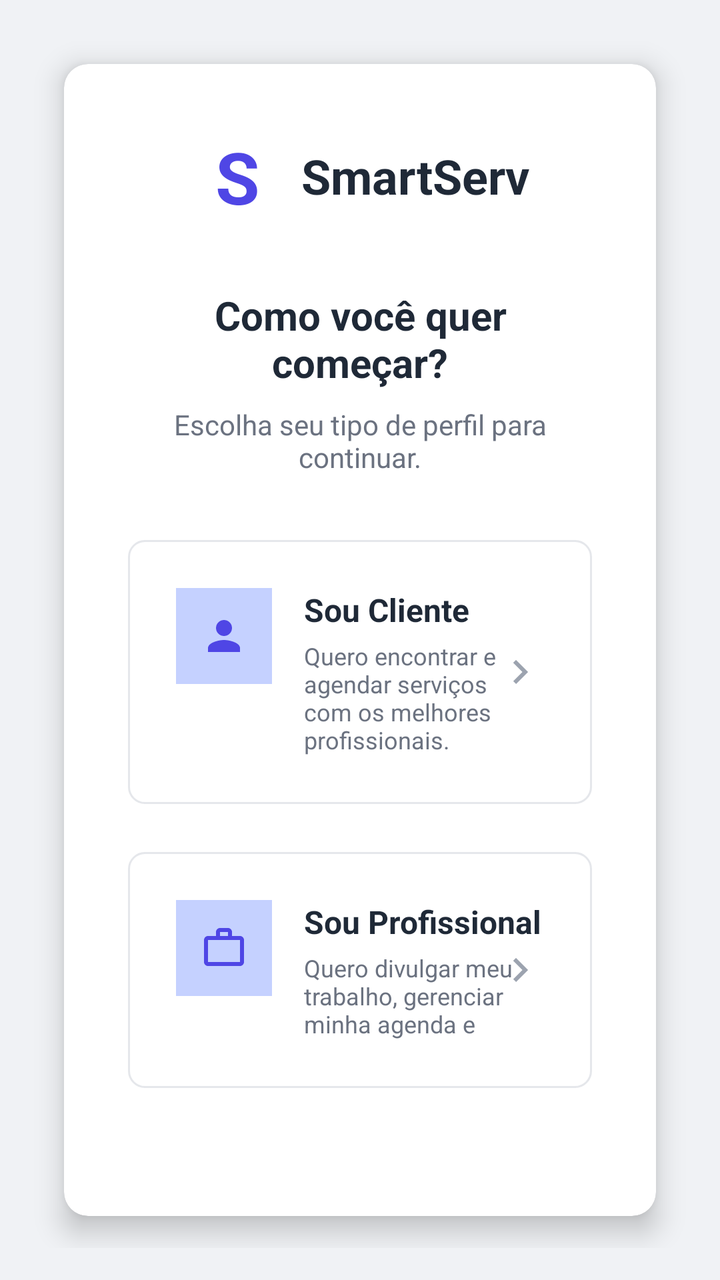
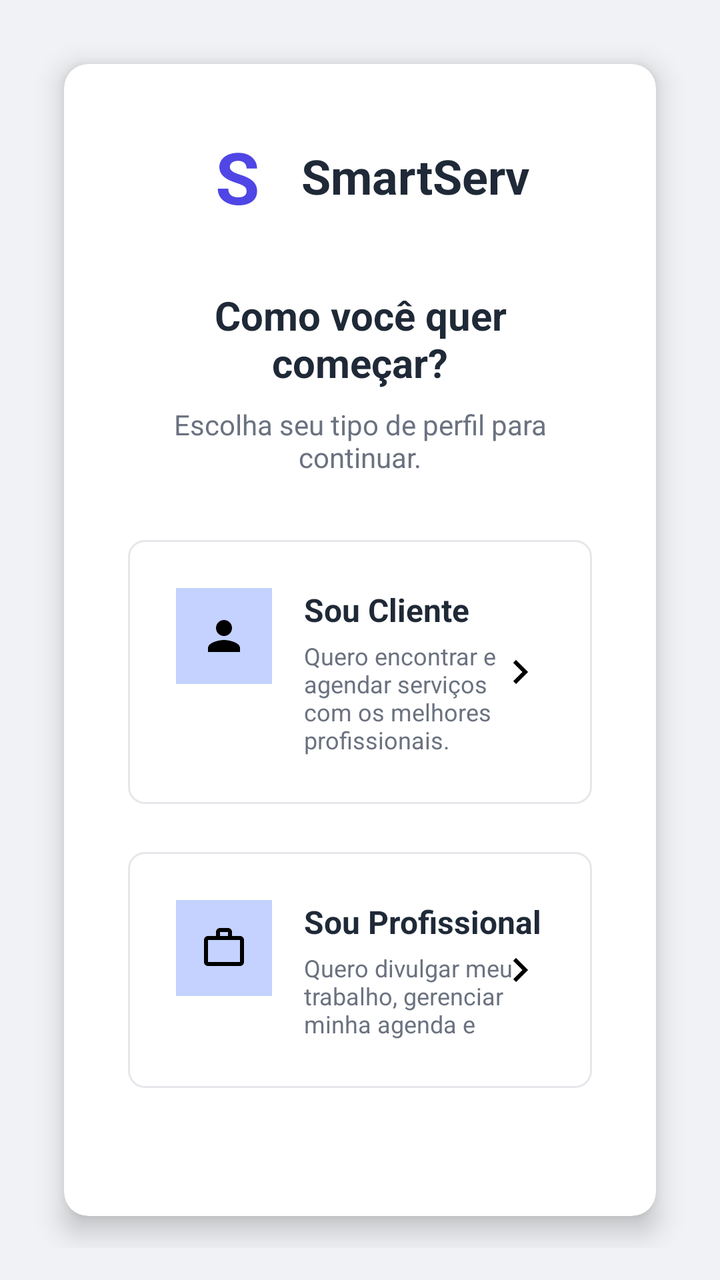

Two renders of the same Android screen: before a commit and after it. Below are the layout's source before the change and the commit's diff.
<!-- AndroidManifest.xml: application theme Theme.SmartApp -->
<!-- res/layout/selecionar_cadastro.xml -->
<?xml version="1.0" encoding="utf-8"?>
<RelativeLayout xmlns:android="http://schemas.android.com/apk/res/android"
    xmlns:app="http://schemas.android.com/apk/res-auto"
    android:layout_width="match_parent"
    android:layout_height="match_parent"
    android:background="#F0F2F5"
    android:padding="16dp">

    
    <androidx.cardview.widget.CardView
        android:layout_width="match_parent"
        android:layout_height="wrap_content"
        android:layout_centerInParent="true"
        app:cardCornerRadius="12dp"
        app:cardElevation="8dp"
        app:cardBackgroundColor="@android:color/white"
        android:layout_margin="16dp">

        <RelativeLayout
            android:layout_width="match_parent"
            android:layout_height="wrap_content"
            android:padding="32dp">

            
            <RelativeLayout
                android:id="@+id/logoContainer"
                android:layout_width="wrap_content"
                android:layout_height="wrap_content"
                android:layout_centerHorizontal="true"
                android:layout_marginBottom="32dp">

                
                <TextView
                    android:id="@+id/logoIcon"
                    android:layout_width="48dp"
                    android:layout_height="48dp"
                    android:text="S"
                    android:textSize="36sp"
                    android:textStyle="bold"
                    android:gravity="center"
                    android:textColor="#4F46E5"/>

                
                <TextView
                    android:id="@+id/logoText"
                    android:layout_width="wrap_content"
                    android:layout_height="wrap_content"
                    android:text="SmartServ"
                    android:textSize="24sp"
                    android:textStyle="bold"
                    android:textColor="#1F2937"
                    android:layout_toEndOf="@id/logoIcon"
                    android:layout_centerVertical="true"
                    android:layout_marginStart="8dp"/>
            </RelativeLayout>

            
            <TextView
                android:id="@+id/title"
                android:layout_width="match_parent"
                android:layout_height="wrap_content"
                android:text="Como você quer começar?"
                android:textSize="20sp"
                android:textStyle="bold"
                android:textColor="#1F2937"
                android:gravity="center"
                android:layout_below="@id/logoContainer"
                android:layout_marginBottom="8dp"/>

            
            <TextView
                android:id="@+id/subtitle"
                android:layout_width="match_parent"
                android:layout_height="wrap_content"
                android:text="Escolha seu tipo de perfil para continuar."
                android:textSize="14sp"
                android:textColor="#6B7280"
                android:gravity="center"
                android:layout_below="@id/title"
                android:layout_marginBottom="32dp"/>

            
            <LinearLayout
                android:id="@+id/optionsContainer"
                android:layout_width="match_parent"
                android:layout_height="wrap_content"
                android:orientation="vertical"
                android:layout_below="@id/subtitle"
                android:layout_marginBottom="32dp">

                
                <RelativeLayout
                    android:id="@+id/registerClientOption"
                    android:layout_width="match_parent"
                    android:layout_height="wrap_content"
                    android:background="@drawable/option_background"
                    android:padding="24dp"
                    android:layout_marginBottom="24dp"
                    android:clickable="true"
                    android:focusable="true">

                    
                    <RelativeLayout
                        android:id="@+id/clientIconBg"
                        android:layout_width="48dp"
                        android:layout_height="48dp"
                        android:background="#E0E7FF"
                        android:gravity="center"
                        android:padding="12dp"
                        android:backgroundTint="#E0E7FF"
                        android:backgroundTintMode="multiply">

                        <ImageView
                            android:layout_width="24dp"
                            android:layout_height="24dp"
                            android:src="@drawable/ic_user"
                            android:tint="#4F46E5"/>
                    </RelativeLayout>

                    
                    <LinearLayout
                        android:layout_width="wrap_content"
                        android:layout_height="wrap_content"
                        android:orientation="vertical"
                        android:layout_toEndOf="@id/clientIconBg"
                        android:layout_centerVertical="true"
                        android:layout_marginStart="16dp">

                        <TextView
                            android:layout_width="wrap_content"
                            android:layout_height="wrap_content"
                            android:text="Sou Cliente"
                            android:textSize="16sp"
                            android:textStyle="bold"
                            android:textColor="#1F2937"/>

                        <TextView
                            android:layout_width="wrap_content"
                            android:layout_height="wrap_content"
                            android:text="Quero encontrar e agendar serviços com os melhores profissionais."
                            android:textSize="12sp"
                            android:textColor="#6B7280"
                            android:layout_marginTop="4dp"/>
                    </LinearLayout>

                    
                    <ImageView
                        android:layout_width="24dp"
                        android:layout_height="24dp"
                        android:src="@drawable/ic_chevron_right"
                        android:tint="#9CA3AF"
                        android:layout_alignParentEnd="true"
                        android:layout_centerVertical="true"/>
                </RelativeLayout>

                
                <RelativeLayout
                    android:id="@+id/registerProfessionalOption"
                    android:layout_width="match_parent"
                    android:layout_height="wrap_content"
                    android:background="@drawable/option_background"
                    android:padding="24dp"
                    android:clickable="true"
                    android:focusable="true">

                    
                    <RelativeLayout
                        android:id="@+id/professionalIconBg"
                        android:layout_width="48dp"
                        android:layout_height="48dp"
                        android:background="#E0E7FF"
                        android:gravity="center"
                        android:padding="12dp"
                        android:backgroundTint="#E0E7FF"
                        android:backgroundTintMode="multiply">

                        <ImageView
                            android:layout_width="24dp"
                            android:layout_height="24dp"
                            android:src="@drawable/ic_briefcase"
                            android:tint="#4F46E5"/>
                    </RelativeLayout>

                    
                    <LinearLayout
                        android:layout_width="wrap_content"
                        android:layout_height="wrap_content"
                        android:orientation="vertical"
                        android:layout_toEndOf="@id/professionalIconBg"
                        android:layout_centerVertical="true"
                        android:layout_marginStart="16dp">

                        <TextView
                            android:layout_width="wrap_content"
                            android:layout_height="wrap_content"
                            android:text="Sou Profissional"
                            android:textSize="16sp"
                            android:textStyle="bold"
                            android:textColor="#1F2937"/>

                        <TextView
                            android:layout_width="wrap_content"
                            android:layout_height="wrap_content"
                            android:text="Quero divulgar meu trabalho, gerenciar minha agenda e encontrar clientes."
                            android:textSize="12sp"
                            android:textColor="#6B7280"
                            android:layout_marginTop="4dp"/>
                    </LinearLayout>

                    
                    <ImageView
                        android:layout_width="24dp"
                        android:layout_height="24dp"
                        android:src="@drawable/ic_chevron_right"
                        android:tint="#9CA3AF"
                        android:layout_alignParentEnd="true"
                        android:layout_centerVertical="true"/>
                </RelativeLayout>
            </LinearLayout>

            
            <TextView
                android:id="@+id/loginLink"
                android:layout_width="match_parent"
                android:layout_height="wrap_content"
                android:text="Já tem uma conta? Faça login aqui"
                android:textSize="14sp"
                android:textColor="#6B7280"
                android:gravity="center"
                android:layout_below="@id/optionsContainer"
                android:clickable="true"
                android:focusable="true"/>
        </RelativeLayout>
    </androidx.cardview.widget.CardView>
</RelativeLayout>
<!-- resources referenced by this layout -->
<resources>
  <!-- drawable ic_briefcase (drawable) -->
  <?xml version="1.0" encoding="utf-8"?>
  <vector xmlns:android="http://schemas.android.com/apk/res/android"
      android:width="24dp"
      android:height="24dp"
      android:viewportWidth="24"
      android:viewportHeight="24">
      <path
          android:fillColor="#FF000000"
          android:pathData="M20,6h-4V4c0,-1.11 -0.89,-2 -2,-2h-4C8.89,2 8,2.89 8,4v2H4c-1.11,0 -1.99,0.89 -1.99,2L2,19c0,1.11 0.89,2 2,2h16c1.11,0 2,-0.89 2,-2V8c0,-1.11 -0.89,-2 -2,-2zM10,4h4v2h-4V4zM20,19H4V8h16V19z"/>
  </vector>
  <!-- drawable ic_chevron_right (drawable) -->
  <vector xmlns:android="http://schemas.android.com/apk/res/android"
      android:width="24dp"
      android:height="24dp"
      android:viewportWidth="24"
      android:viewportHeight="24">
      <path android:fillColor="#000000" android:pathData="M8.59,16.59L13.17,12 8.59,7.41 10,6l6,6 -6,6 -1.41,-1.41z"/>
  </vector>
  <!-- drawable ic_user (drawable) -->
  <?xml version="1.0" encoding="utf-8"?>
  <vector xmlns:android="http://schemas.android.com/apk/res/android"
      android:width="24dp"
      android:height="24dp"
      android:viewportWidth="24"
      android:viewportHeight="24">
      <path
          android:fillColor="#FF000000"
          android:pathData="M12,12c2.21,0 4,-1.79 4,-4s-1.79,-4 -4,-4 -4,1.79 -4,4 1.79,4 4,4zM12,14c-2.67,0 -8,1.34 -8,4v2h16v-2c0,-2.66 -5.33,-4 -8,-4z"/>
  </vector>
  <!-- drawable option_background (drawable) -->
  <?xml version="1.0" encoding="utf-8"?>
  <selector xmlns:android="http://schemas.android.com/apk/res/android">
      <item android:state_pressed="true">
          <shape android:shape="rectangle">
              <solid android:color="#F5F3FF"/>
              <corners android:radius="8dp"/>
              <stroke android:width="1dp" android:color="#4F46E5"/>
          </shape>
      </item>
      <item>
          <shape android:shape="rectangle">
              <solid android:color="@android:color/transparent"/>
              <corners android:radius="8dp"/>
              <stroke android:width="1dp" android:color="#E5E7EB"/>
          </shape>
      </item>
  </selector>
  <style name="Theme.SmartApp" parent="Base.Theme.SmartApp" />
  <style name="Base.Theme.SmartApp" parent="Theme.Material3.DayNight.NoActionBar" />
</resources>

<!-- the commit's change to res/layout/selecionar_cadastro.xml (unified diff, before → after) -->
@@ -114,7 +114,7 @@
                             android:layout_width="24dp"
                             android:layout_height="24dp"
                             android:src="@drawable/ic_user"
-                            android:tint="#4F46E5"/>
+                           />
                     </RelativeLayout>
 
                     
@@ -148,7 +148,6 @@
                         android:layout_width="24dp"
                         android:layout_height="24dp"
                         android:src="@drawable/ic_chevron_right"
-                        android:tint="#9CA3AF"
                         android:layout_alignParentEnd="true"
                         android:layout_centerVertical="true"/>
                 </RelativeLayout>
@@ -178,7 +177,7 @@
                             android:layout_width="24dp"
                             android:layout_height="24dp"
                             android:src="@drawable/ic_briefcase"
-                            android:tint="#4F46E5"/>
+                            />
                     </RelativeLayout>
 
                     
@@ -212,7 +211,6 @@
                         android:layout_width="24dp"
                         android:layout_height="24dp"
                         android:src="@drawable/ic_chevron_right"
-                        android:tint="#9CA3AF"
                         android:layout_alignParentEnd="true"
                         android:layout_centerVertical="true"/>
                 </RelativeLayout>
@@ -221,8 +219,8 @@
             
             <TextView
                 android:id="@+id/loginLink"
-                android:layout_width="match_parent"
-                android:layout_height="wrap_content"
+                android:layout_width="48dp"
+                android:layout_height="48dp"
                 android:text="Já tem uma conta? Faça login aqui"
                 android:textSize="14sp"
                 android:textColor="#6B7280"
